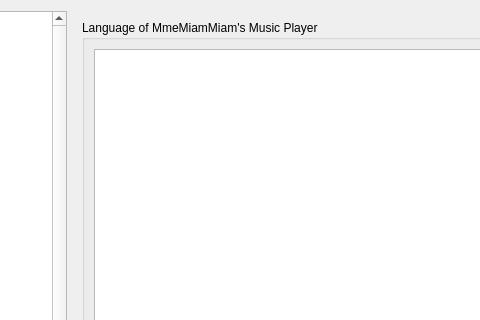
Above: code/MiamPlayer/customizeoptionsdialog.ui from MBach/Miam-Player before the change; both pictures show x 94 to 574 and y 0 to 320 of the 749 by 642 pixel window. Below: the same form after it.
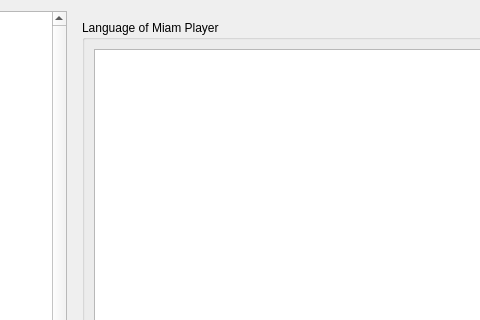
That is the form after the change. The open tabs and pages were chosen to show the change. Icons and pictures are not drawn. Custom widgets are drawn as their Qt base class.

```diff
--- a/code/MiamPlayer/customizeoptionsdialog.ui
+++ b/code/MiamPlayer/customizeoptionsdialog.ui
@@ -493,7 +493,7 @@
        <item>
         <widget class="QGroupBox" name="groupBoxLanguage">
          <property name="title">
-          <string>Language of MmeMiamMiam's Music Player</string>
+          <string>Language of Miam Player</string>
          </property>
          <layout class="QVBoxLayout" name="verticalLayout_4">
           <item>
```
Left out of the diff: 40 changed lines with no effect on the pictures.
